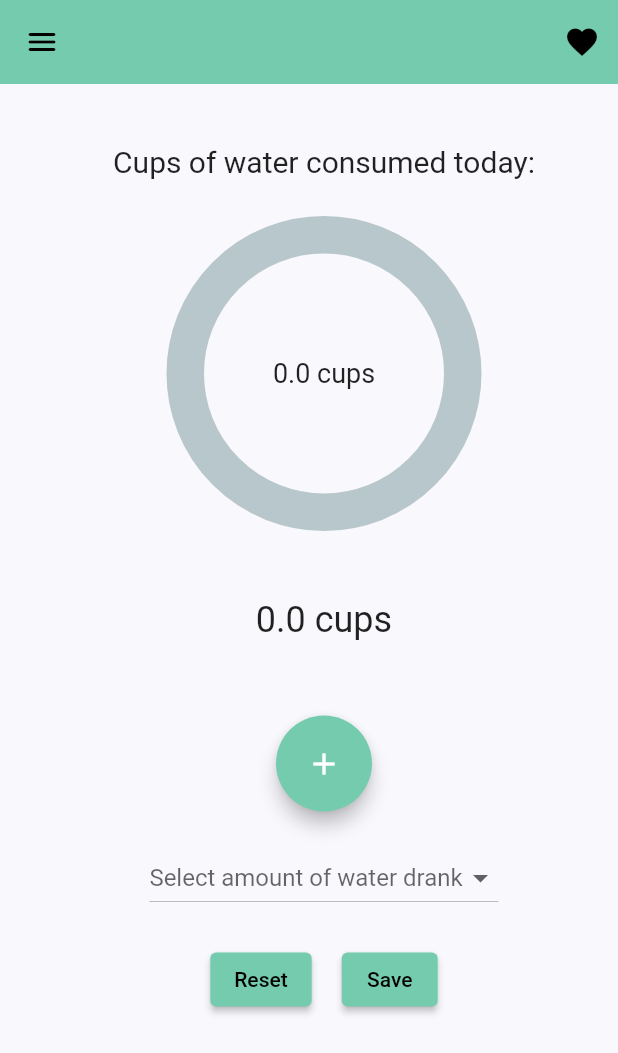
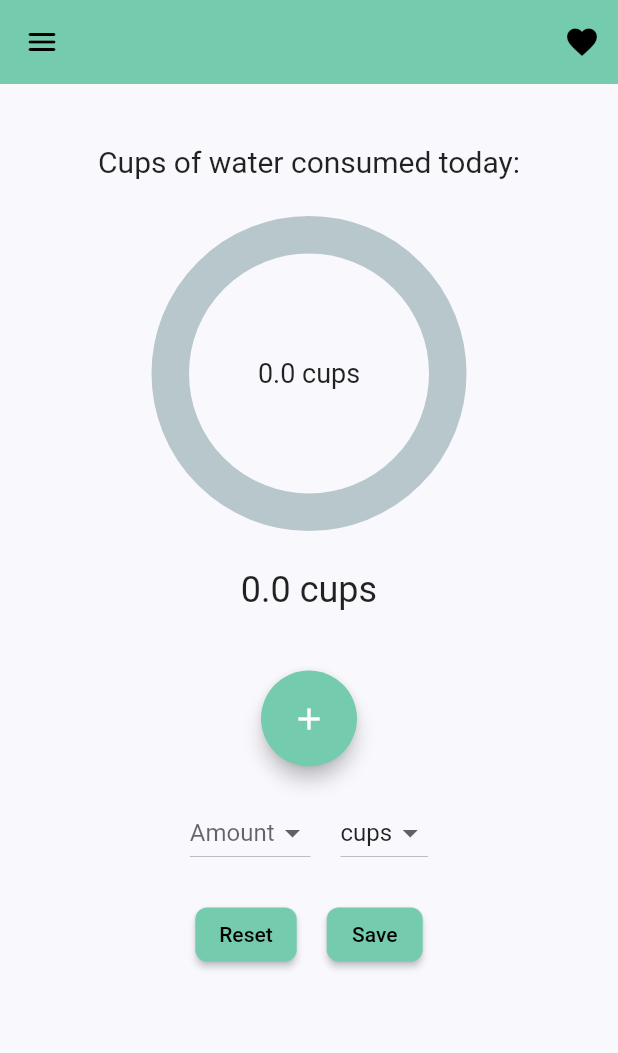
Before and after one commit to rubbylau1995/WaterTracker_Flutter, a Flutter app: the screen it shows after launch, on a phone screen of 412 x 824 dp. Shown: the top 1053 px of the screen. Run offline on Flutter 3.47's test engine with Material 2 defaults, Android fonts, the phone set to English and light mode, and no system bars; drawn by our look-alikes of percent_indicator; our stand-ins replace flutter_svg, hive, shared_preferences; accounts and stored records are empty; Roboto replaces fonts that are missing (Hind).

Commit message:
－ Code tidying

```diff
--- /dev/null
+++ b/lib/screen/Components/ElevatedButtonWithTitle.dart
@@ -0,0 +1,27 @@
+import 'package:flutter/material.dart';
+
+class ElevatedButtonWithTitle extends StatelessWidget {
+  final VoidCallback onPressed;
+  final String title;
+
+  const ElevatedButtonWithTitle({
+    required this.onPressed,
+    required this.title,
+  });
+
+  @override
+  Widget build(BuildContext context) {
+    return ElevatedButton(
+      onPressed: onPressed,
+      child: Text(title),
+      style: ElevatedButton.styleFrom(
+        // primary: Colors.blue,
+        // textStyle: TextStyle(fontSize: 18),
+        // padding: EdgeInsets.symmetric(horizontal: 16, vertical: 8),
+        shape: RoundedRectangleBorder(
+          borderRadius: BorderRadius.circular(8),
+        ),
+      ),
+    );
+  }
+}
--- a/lib/screen/WaterConsumption_Home/WaterConsumptionTracker.dart
+++ b/lib/screen/WaterConsumption_Home/WaterConsumptionTracker.dart
@@ -1,10 +1,9 @@
-import 'dart:ffi';
-
 import 'package:flutter/material.dart';
 import 'package:percent_indicator/circular_percent_indicator.dart';
 import 'package:shared_preferences/shared_preferences.dart';
 import 'package:intl/intl.dart';
-import 'package:water/constant.dart'; // Import the Intl package for date formatting
+import 'package:water/constant.dart';
+import 'package:water/screen/Components/ElevatedButtonWithTitle.dart'; // Import the Intl package for date formatting
 
 class WaterConsumptionTracker extends StatefulWidget {
   @override
@@ -20,7 +19,7 @@ class _WaterConsumptionTrackerState extends State<WaterConsumptionTracker> {
   double _standardWaterIntake = 8;
   int _targetWaterConsumed = 8;
   double _percentOfTargetAchived = 0;
-  String _waterUnit = "C";
+  String _waterUnit = "cups";
 
   String key = DateFormat('yyyy-MM-dd').format(DateTime.now());
 
@@ -60,7 +59,9 @@ class _WaterConsumptionTrackerState extends State<WaterConsumptionTracker> {
     setState(() {
       _waterConsumed = _newWaterConsumed + _waterConsumed;
       _newWaterConsumed = 0;
-      _percentOfTargetAchived = _waterConsumed / _targetWaterConsumed > 1.0 ? 1.0 : _waterConsumed / _targetWaterConsumed;
+      _percentOfTargetAchived = _waterConsumed / _targetWaterConsumed > 1.0
+          ? 1.0
+          : _waterConsumed / _targetWaterConsumed;
     });
 
     _showSnackbar('Water consumption saved.');
@@ -71,7 +72,9 @@ class _WaterConsumptionTrackerState extends State<WaterConsumptionTracker> {
     setState(() {
       _waterConsumed = prefs.getDouble(key) ?? 0;
       // _newWaterConsumed = _waterConsumed;
-      _percentOfTargetAchived = _waterConsumed / _targetWaterConsumed > 1.0 ? 1.0 : _waterConsumed / _targetWaterConsumed;
+      _percentOfTargetAchived = _waterConsumed / _targetWaterConsumed > 1.0
+          ? 1.0
+          : _waterConsumed / _targetWaterConsumed;
     });
   }
 
@@ -92,45 +95,23 @@ class _WaterConsumptionTrackerState extends State<WaterConsumptionTracker> {
 
   @override
   Widget build(BuildContext context) {
-    return
-        SingleChildScrollView(
+    return SingleChildScrollView(
       child: Column(children: <Widget>[
-          WaterConsumption(),
+        CircularProgressBar(),
+        IncreasementBtn(),
+        DropDownWaterOpt(),
+        ResetAndSaveBtn(),
       ]),
     );
   }
 
-  Container WaterConsumption() {
+  Container CircularProgressBar() {
     return Container(
-       margin: EdgeInsets.only(
+      padding: EdgeInsets.only(
         left: kDefaultPadding,
+        right: kDefaultPadding,
         top: kDefaultPadding * 2,
-        bottom: kDefaultPadding * 2.5,
       ),
-      //       // padding: EdgeInsets.only(
-
-      //       //     top: kDefaultPadding * 2,
-      //       //    ),
-      // child: Column(
-      //   // mainAxisAlignment: MainAxisAlignment.center,
-      //   children: <Widget>[
-
-      //     SizedBox(height: 10),
-      //     Text(
-      //       'Cups of water consumed today:',
-      //       style: TextStyle(fontSize: 20),
-      //     ),
-      //     SizedBox(height: 15), // 距離
-      //     CircularPercentIndicator(
-      //       radius: 100.0,
-      //       lineWidth: 10.0,
-      //       percent: _waterConsumed / _targetWaterConsumed ,
-      //       center: Text('${(_waterConsumed / _targetWaterConsumed * 100).toStringAsFixed(1)}'),
-      //       progressColor: kPrimaryColor,
-      //     ),
-
-
-
       alignment: Alignment.center,
       child: Column(
         mainAxisAlignment: MainAxisAlignment.center,
@@ -146,9 +127,12 @@ class _WaterConsumptionTrackerState extends State<WaterConsumptionTracker> {
                 context: context,
                 builder: (BuildContext context) {
                   return AlertDialog(
-          title: Text('Set Target Water Consumption',
-          style: Theme.of(context).textTheme.bodyMedium,),
-          content: TextField( // why onChanged
+                    title: Text(
+                      'Set Target Water Consumption',
+                      style: Theme.of(context).textTheme.bodyMedium,
+                    ),
+                    content: TextField(
+                      // why onChanged
                       keyboardType: TextInputType.number,
                       onChanged: (value) {
                         //  setState(() {
@@ -178,44 +162,36 @@ class _WaterConsumptionTrackerState extends State<WaterConsumptionTracker> {
                 },
               );
             },
-        child: Center(
             child: CircularPercentIndicator(
               radius: 200.0,
               backgroundWidth: 25,
               lineWidth: 15.0,
-            percent: _percentOfTargetAchived ,
-            center: Text('$_waterConsumed cups' ,style: TextStyle(fontSize: 18)),
+              percent: _percentOfTargetAchived,
+              center:
+                  Text('$_waterConsumed cups', style: TextStyle(fontSize: 18)),
               progressColor: kPrimaryColor,
             ),
           ),
+          SizedBox(
+            height: 30,
           ),
-          // Stack( // progress bar
-          //   children: [
-          //     Container(
-          //       width: 300,
-          //       height: 30,
-          //       decoration: BoxDecoration(
-          //         color: Colors.grey[300],
-          //         borderRadius: BorderRadius.circular(15),
-          //       ),
-          //     ),
-          //     Container(
-          //       width: 300 * _waterConsumed / _standardWaterIntake,
-          //       height: 30,
-          //       decoration: BoxDecoration(
-          //         color: Colors.blue,
-          //         borderRadius: BorderRadius.circular(15),
-          //       ),
-          //     ),
-          //   ],
-          // ),
-          SizedBox(height: 50),
           Text(
             '${_newWaterConsumed.toStringAsFixed(1)} cups',
             style: TextStyle(fontSize: 24),
           ),
-          SizedBox(height: 50),
-          ElevatedButton(
+        ],
+      ),
+    );
+  }
+
+  Container IncreasementBtn() {
+    return Container(
+      padding: EdgeInsets.only(
+        left: kDefaultPadding,
+        right: kDefaultPadding,
+        top: kDefaultPadding * 2,
+      ),
+      child: ElevatedButton(
         onPressed: _incrementWaterConsumption,
         child: Icon(
           Icons.add,
@@ -231,23 +207,19 @@ class _WaterConsumptionTrackerState extends State<WaterConsumptionTracker> {
           elevation: 5,
         ),
       ),
-          SizedBox(height: 20),
-          //  Slider(
-          //   value: _newWaterConsumed,
-          //   min: 0,
-          //   max: _maxInputWaterConsumed,
-          //   divisions: _maxInputWaterConsumed.toInt(),
-          //   label: '${_newWaterConsumed.toStringAsFixed(2)} cups',
-          //   onChanged: (double value) {
-          //     setState(() {
-          //       _newWaterConsumed = value;
-          //     });
-          //   },
-          // ),
+    );
+  }
 
+  Container DropDownWaterOpt() {
+    return Container(
+      padding: EdgeInsets.only(
+          left: kDefaultPadding, top: kDefaultPadding, right: kDefaultPadding),
+      child: Row(
+        mainAxisAlignment: MainAxisAlignment.center,
+        children: [
           DropdownButton<int>(
             value: null,
-            hint: Text('Select amount of water drank'),
+            hint: Text('Amount'),
             onChanged: (int? newValue) {
               setState(() {
                 _newWaterConsumed = newValue?.toDouble() ?? 0;
@@ -260,21 +232,41 @@ class _WaterConsumptionTrackerState extends State<WaterConsumptionTracker> {
               );
             }).toList(),
           ),
+          SizedBox(width: 20),
+          DropdownButton<String>(
+            value: _waterUnit,
+            hint: Text('Unit'),
+            onChanged: (newValue) {
+              setState(() {
+                _waterUnit = newValue!;
+              });
+            },
+            items: _waterUnitOpt.map((String value) {
+              return DropdownMenuItem<String>(
+                value: value,
+                child: Text('$value'),
+              );
+            }).toList(),
+          ),
+        ],
+      ),
+    );
+  }
 
-          SizedBox(height: 20),
-          Row(
+  Container ResetAndSaveBtn() {
+    return Container(
+      padding: EdgeInsets.only(top: kDefaultPadding),
+      child: Row(
         mainAxisAlignment: MainAxisAlignment.center,
         children: [
-              ElevatedButton(
+          ElevatedButtonWithTitle(
             onPressed: _resetWaterConsumption,
-                child: Text('Reset'),
+            title: 'Reset',
           ),
           SizedBox(width: 20),
-              ElevatedButton(
+          ElevatedButtonWithTitle(
             onPressed: _saveWaterConsumption,
-                child: Text('Save'),
-              ),
-            ],
+            title: 'Save',
           ),
         ],
       ),
```
Lines whose indentation alone changed are shown as unchanged.
